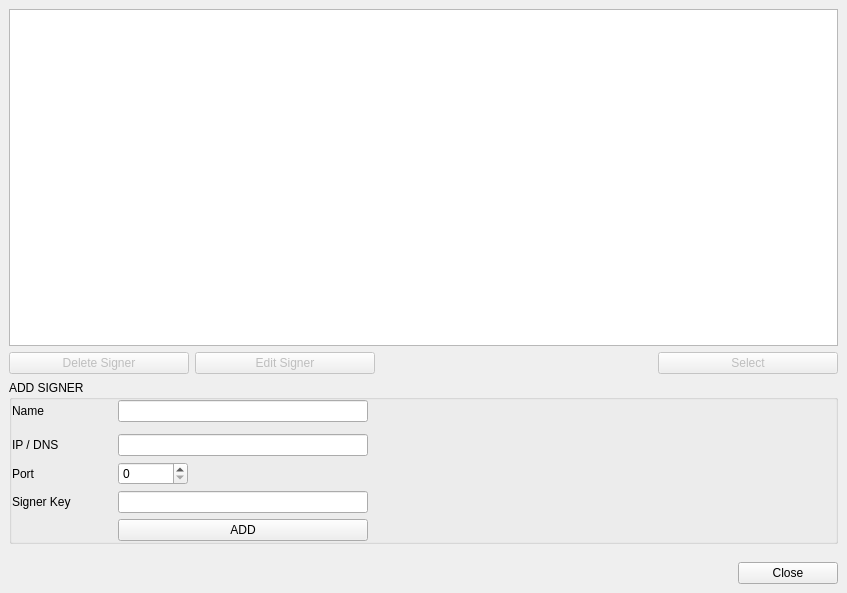
Before: the Qt Designer form BlockSettleUILib/Settings/SignersManageWidget.ui in BlockSettle/terminal, drawn with Qt 5.
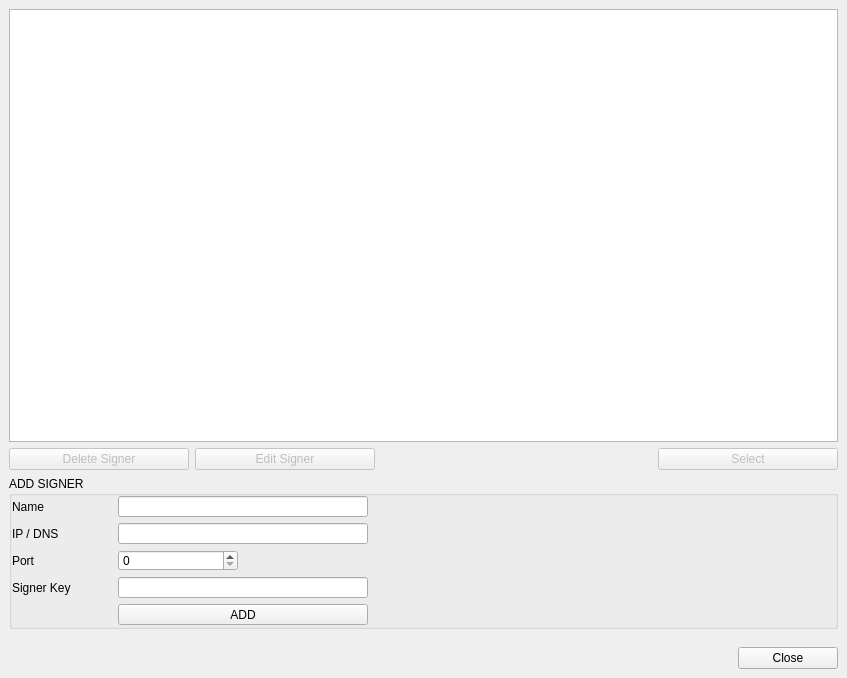
After: the same form once the commit is applied. Icons and pictures are not drawn.

Commit message: Terminal - signers management fixes: - Spacing differences - Port is very narrow - hide local signer port for remote mode

```diff
--- a/BlockSettleUILib/Settings/SignersManageWidget.ui
+++ b/BlockSettleUILib/Settings/SignersManageWidget.ui
@@ -7,13 +7,13 @@
     <x>0</x>
     <y>0</y>
     <width>847</width>
-    <height>593</height>
+    <height>678</height>
    </rect>
   </property>
   <property name="sizeHint" stdset="0">
    <size>
     <width>816</width>
-    <height>439</height>
+    <height>434</height>
    </size>
   </property>
   <property name="windowTitle">
@@ -144,39 +144,125 @@
          <property name="bottomMargin">
           <number>0</number>
          </property>
-         <item row="5" column="1">
-          <widget class="QLineEdit" name="lineEditKey">
+         <item row="0" column="0">
+          <widget class="QLabel" name="label_3">
            <property name="minimumSize">
             <size>
-             <width>250</width>
+             <width>100</width>
              <height>0</height>
             </size>
            </property>
            <property name="maximumSize">
             <size>
+             <width>100</width>
+             <height>16777215</height>
+            </size>
+           </property>
+           <property name="text">
+            <string>Name</string>
+           </property>
+          </widget>
+         </item>
+         <item row="0" column="1">
+          <widget class="QLineEdit" name="lineEditName">
+           <property name="minimumSize">
+            <size>
              <width>250</width>
+             <height>21</height>
+            </size>
+           </property>
+           <property name="maximumSize">
+            <size>
+             <width>250</width>
+             <height>21</height>
+            </size>
+           </property>
+          </widget>
+         </item>
+         <item row="0" column="2" rowspan="4">
+          <spacer name="horizontalSpacer_2">
+           <property name="orientation">
+            <enum>Qt::Horizontal</enum>
+           </property>
+           <property name="sizeHint" stdset="0">
+            <size>
+             <width>40</width>
+             <height>20</height>
+            </size>
+           </property>
+          </spacer>
+         </item>
+         <item row="1" column="0">
+          <widget class="QLabel" name="label">
+           <property name="minimumSize">
+            <size>
+             <width>100</width>
+             <height>0</height>
+            </size>
+           </property>
+           <property name="maximumSize">
+            <size>
+             <width>100</width>
              <height>16777215</height>
             </size>
            </property>
+           <property name="text">
+            <string>IP / DNS</string>
+           </property>
           </widget>
          </item>
-         <item row="2" column="1">
+         <item row="1" column="1">
           <widget class="QLineEdit" name="lineEditAddress">
            <property name="minimumSize">
             <size>
              <width>250</width>
-             <height>0</height>
+             <height>21</height>
             </size>
            </property>
            <property name="maximumSize">
             <size>
              <width>250</width>
+             <height>21</height>
+            </size>
+           </property>
+          </widget>
+         </item>
+         <item row="2" column="0">
+          <widget class="QLabel" name="label_2">
+           <property name="minimumSize">
+            <size>
+             <width>100</width>
+             <height>0</height>
+            </size>
+           </property>
+           <property name="maximumSize">
+            <size>
+             <width>100</width>
              <height>16777215</height>
             </size>
            </property>
+           <property name="text">
+            <string>Port</string>
+           </property>
           </widget>
          </item>
-         <item row="5" column="0">
+         <item row="2" column="1">
+          <widget class="QSpinBox" name="spinBoxPort">
+           <property name="minimumSize">
+            <size>
+             <width>0</width>
+             <height>21</height>
+            </size>
+           </property>
+           <property name="maximumSize">
+            <size>
+             <width>120</width>
+             <height>21</height>
+            </size>
+           </property>
+          </widget>
+         </item>
+         <item row="3" column="0">
           <widget class="QWidget" name="widgetSignerKey" native="true">
            <property name="sizePolicy">
             <sizepolicy hsizetype="Preferred" vsizetype="Preferred">
@@ -253,8 +339,24 @@
            </layout>
           </widget>
          </item>
-         <item row="0" column="0">
-          <widget class="QLabel" name="label_3">
+         <item row="3" column="1">
+          <widget class="QLineEdit" name="lineEditKey">
+           <property name="minimumSize">
+            <size>
+             <width>250</width>
+             <height>21</height>
+            </size>
+           </property>
+           <property name="maximumSize">
+            <size>
+             <width>250</width>
+             <height>21</height>
+            </size>
+           </property>
+          </widget>
+         </item>
+         <item row="4" column="0">
+          <widget class="QLabel" name="label_4">
            <property name="minimumSize">
             <size>
              <width>100</width>
@@ -268,24 +370,11 @@
             </size>
            </property>
            <property name="text">
-            <string>Name</string>
+            <string/>
            </property>
           </widget>
          </item>
-         <item row="0" column="2" rowspan="2">
-          <spacer name="horizontalSpacer_2">
-           <property name="orientation">
-            <enum>Qt::Horizontal</enum>
-           </property>
-           <property name="sizeHint" stdset="0">
-            <size>
-             <width>40</width>
-             <height>20</height>
-            </size>
-           </property>
-          </spacer>
-         </item>
-         <item row="6" column="1">
+         <item row="4" column="1">
           <widget class="QStackedWidget" name="stackedWidgetAddSave">
            <property name="sizePolicy">
             <sizepolicy hsizetype="Preferred" vsizetype="Fixed">
@@ -333,13 +422,13 @@
                <property name="minimumSize">
                 <size>
                  <width>250</width>
-                 <height>0</height>
+                 <height>21</height>
                 </size>
                </property>
                <property name="maximumSize">
                 <size>
                  <width>250</width>
-                 <height>16777215</height>
+                 <height>21</height>
                 </size>
                </property>
                <property name="text">
@@ -387,70 +476,6 @@
            </widget>
           </widget>
          </item>
-         <item row="0" column="1">
-          <widget class="QLineEdit" name="lineEditName">
-           <property name="minimumSize">
-            <size>
-             <width>250</width>
-             <height>0</height>
-            </size>
-           </property>
-           <property name="maximumSize">
-            <size>
-             <width>250</width>
-             <height>16777215</height>
-            </size>
-           </property>
-          </widget>
-         </item>
-         <item row="2" column="0">
-          <widget class="QLabel" name="label">
-           <property name="minimumSize">
-            <size>
-             <width>100</width>
-             <height>0</height>
-            </size>
-           </property>
-           <property name="maximumSize">
-            <size>
-             <width>100</width>
-             <height>16777215</height>
-            </size>
-           </property>
-           <property name="text">
-            <string>IP / DNS</string>
-           </property>
-          </widget>
-         </item>
-         <item row="3" column="0">
-          <widget class="QLabel" name="label_2">
-           <property name="minimumSize">
-            <size>
-             <width>100</width>
-             <height>0</height>
-            </size>
-           </property>
-           <property name="maximumSize">
-            <size>
-             <width>100</width>
-             <height>16777215</height>
-            </size>
-           </property>
-           <property name="text">
-            <string>Port</string>
-           </property>
-          </widget>
-         </item>
-         <item row="3" column="1">
-          <widget class="QSpinBox" name="spinBoxPort">
-           <property name="maximumSize">
-            <size>
-             <width>70</width>
-             <height>16777215</height>
-            </size>
-           </property>
-          </widget>
-         </item>
         </layout>
        </widget>
       </item>
```
Left out of the diff: 2 changed lines with no effect on the pictures. The commit also changes 1 other file.
